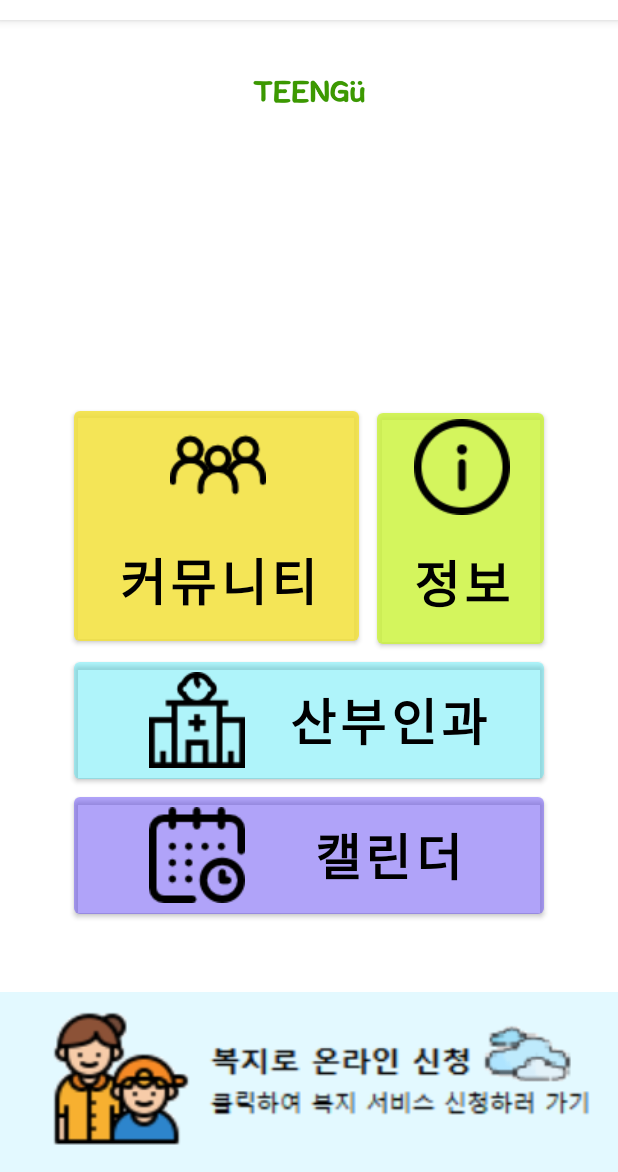
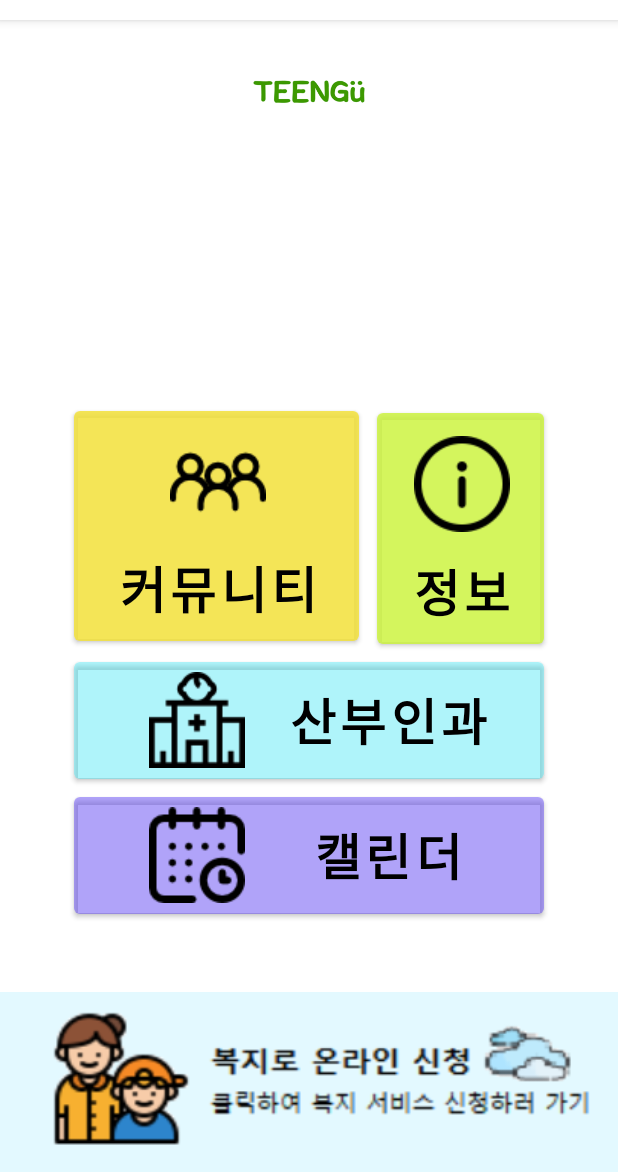
Before and after one commit to YRim99/TeenGu, an Android app: the HomeActivity screen opened directly, with no data from a screen before it, on a phone screen of 412 x 824 dp, the part 64-1236 px from its top. Run offline under Robolectric (Android 15) with nearby library versions, the phone set to English and light mode, and no system bars; 2 statements that could not run were skipped.

Commit message:
HomeActivity 디자인 수정

```diff
--- a/app/src/main/res/layout/activity_home.xml
+++ b/app/src/main/res/layout/activity_home.xml
@@ -13,6 +13,7 @@
         android:layout_marginEnd="49dp"
         android:drawableTop="@drawable/information"
         android:drawablePadding="18dip"
+        android:paddingTop="15dip"
         android:paddingLeft="18dip"
         android:text="정보"
         android:textColor="#000000"
@@ -31,6 +32,7 @@
         android:layout_marginBottom="2dp"
         android:drawableTop="@drawable/people"
         android:drawablePadding="18dip"
+        android:paddingTop="15dip"
         android:paddingLeft="18dip"
         android:text="커뮤니티"
         android:textColor="#000000"
```
